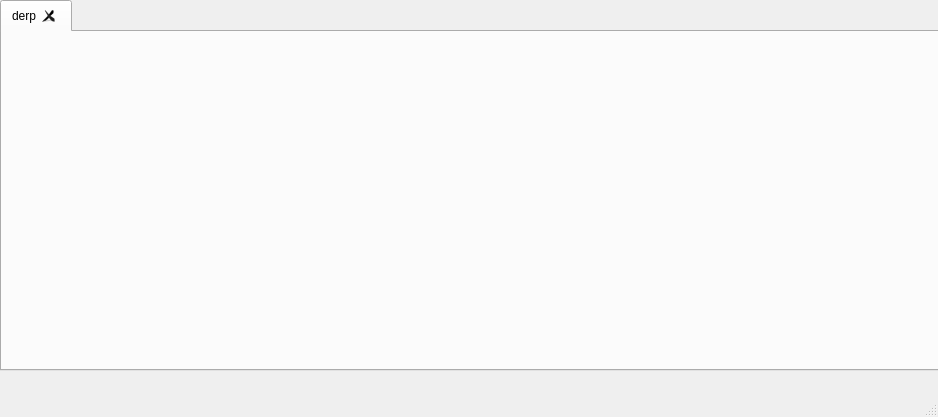
Above: mainwindow.ui from MrQweex/Curmudgeon before the change. Below: the same form after it.
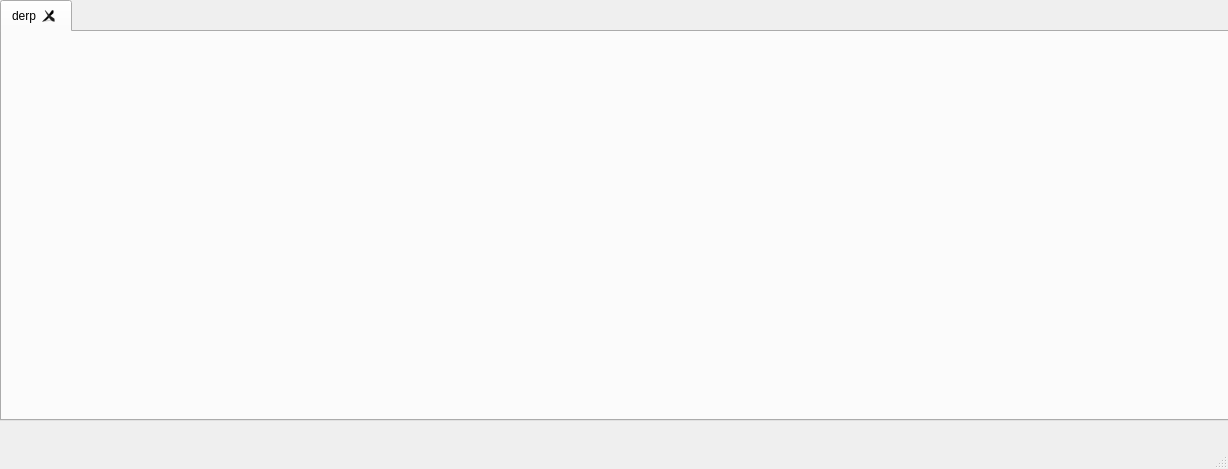
That is the form after the change.

Diff of the .ui file:
```diff
--- a/mainwindow.ui
+++ b/mainwindow.ui
@@ -6,8 +6,8 @@
    <rect>
     <x>0</x>
     <y>0</y>
-    <width>938</width>
-    <height>417</height>
+    <width>1228</width>
+    <height>469</height>
    </rect>
   </property>
   <property name="sizePolicy">
@@ -25,8 +25,8 @@
      <rect>
       <x>0</x>
       <y>0</y>
-      <width>941</width>
-      <height>371</height>
+      <width>1231</width>
+      <height>421</height>
      </rect>
     </property>
     <property name="layoutDirection">
```
Left out of the diff: 4 changed lines with no effect on the pictures.
